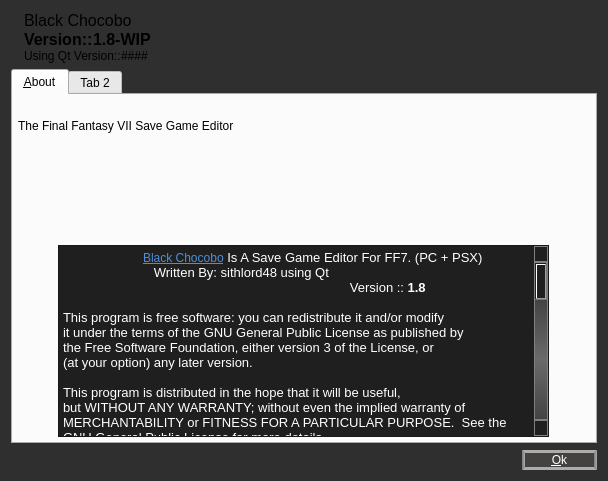
Qt form about.ui (sithlord48/blackchocobo) before a commit.
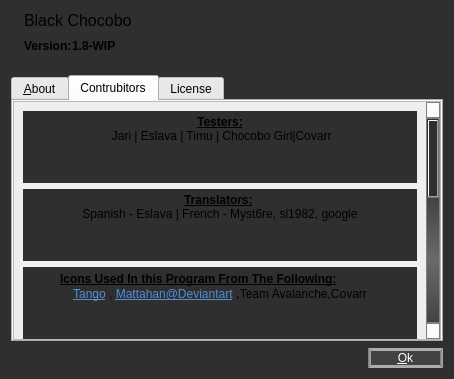
The same form after that commit. The open tabs and pages were chosen to show the change. Icons and pictures are not drawn.

Commit message: more like an about box

The edit to the form file:
```diff
--- a/about.ui
+++ b/about.ui
@@ -9,8 +9,8 @@
    <rect>
     <x>0</x>
     <y>0</y>
-    <width>608</width>
-    <height>481</height>
+    <width>454</width>
+    <height>379</height>
    </rect>
   </property>
   <property name="windowTitle">
@@ -88,7 +88,7 @@
   </property>
   <layout class="QVBoxLayout" name="verticalLayout_2">
    <item>
-    <layout class="QHBoxLayout" name="horizontalLayout_4">
+    <layout class="QHBoxLayout" name="horizontalLayout_3">
      <item>
       <widget class="QLabel" name="lbl_icon">
        <property name="text">
@@ -101,14 +101,13 @@
      </item>
      <item>
       <layout class="QVBoxLayout" name="verticalLayout">
-       <property name="spacing">
-        <number>0</number>
-       </property>
        <item>
         <widget class="QLabel" name="lbl_name">
          <property name="font">
           <font>
            <pointsize>12</pointsize>
+           <weight>50</weight>
+           <bold>false</bold>
           </font>
          </property>
          <property name="text">
@@ -118,17 +117,20 @@
        </item>
        <item>
         <layout class="QHBoxLayout" name="horizontalLayout_2">
+         <property name="spacing">
+          <number>0</number>
+         </property>
          <item>
           <widget class="QLabel" name="label1">
            <property name="font">
             <font>
-             <pointsize>12</pointsize>
+             <pointsize>9</pointsize>
              <weight>75</weight>
              <bold>true</bold>
             </font>
            </property>
            <property name="text">
-            <string>Version::</string>
+            <string>Version:</string>
            </property>
           </widget>
          </item>
@@ -136,7 +138,7 @@
           <widget class="QLabel" name="lbl_bc_version">
            <property name="font">
             <font>
-             <pointsize>12</pointsize>
+             <pointsize>9</pointsize>
              <weight>75</weight>
              <bold>true</bold>
             </font>
@@ -146,30 +148,38 @@
            </property>
           </widget>
          </item>
+         <item>
+          <spacer name="horizontalSpacer_4">
+           <property name="orientation">
+            <enum>Qt::Horizontal</enum>
+           </property>
+           <property name="sizeHint" stdset="0">
+            <size>
+             <width>40</width>
+             <height>20</height>
+            </size>
+           </property>
+          </spacer>
+         </item>
         </layout>
        </item>
        <item>
-        <layout class="QHBoxLayout" name="horizontalLayout_3">
-         <item>
-          <widget class="QLabel" name="label2">
-           <property name="text">
-            <string>Using Qt Version::</string>
-           </property>
-          </widget>
-         </item>
-         <item>
-          <widget class="QLabel" name="lbl_qt_version">
-           <property name="text">
-            <string>####</string>
-           </property>
-          </widget>
-         </item>
-        </layout>
+        <spacer name="horizontalSpacer_2">
+         <property name="orientation">
+          <enum>Qt::Horizontal</enum>
+         </property>
+         <property name="sizeHint" stdset="0">
+          <size>
+           <width>40</width>
+           <height>13</height>
+          </size>
+         </property>
+        </spacer>
        </item>
       </layout>
      </item>
      <item>
-      <spacer name="horizontalSpacer_2">
+      <spacer name="horizontalSpacer_3">
        <property name="orientation">
         <enum>Qt::Horizontal</enum>
        </property>
@@ -185,44 +195,302 @@
    </item>
    <item>
     <widget class="QTabWidget" name="tabWidget">
+     <property name="contextMenuPolicy">
+      <enum>Qt::DefaultContextMenu</enum>
+     </property>
      <property name="currentIndex">
       <number>0</number>
      </property>
+     <property name="usesScrollButtons">
+      <bool>true</bool>
+     </property>
      <widget class="QWidget" name="tab_about">
       <attribute name="title">
        <string>&amp;About</string>
       </attribute>
-      <widget class="QTextEdit" name="textEdit">
+      <widget class="QLabel" name="label">
        <property name="geometry">
         <rect>
-         <x>45</x>
-         <y>150</y>
-         <width>491</width>
-         <height>192</height>
+         <x>6</x>
+         <y>6</y>
+         <width>210</width>
+         <height>16</height>
         </rect>
        </property>
-       <property name="acceptDrops">
-        <bool>false</bool>
+       <property name="text">
+        <string>The Final Fantasy VII Save Game Editor</string>
        </property>
+      </widget>
+      <widget class="QLabel" name="label_2">
+       <property name="geometry">
+        <rect>
+         <x>6</x>
+         <y>27</y>
+         <width>165</width>
+         <height>16</height>
+        </rect>
+       </property>
+       <property name="text">
+        <string>(C) 2010,2011 Chris Rizzitello</string>
+       </property>
+      </widget>
+      <widget class="QLabel" name="label_3">
+       <property name="geometry">
+        <rect>
+         <x>6</x>
+         <y>522</y>
+         <width>426</width>
+         <height>16</height>
+        </rect>
+       </property>
+       <property name="text">
+        <string/>
+       </property>
+       <property name="textFormat">
+        <enum>Qt::AutoText</enum>
+       </property>
+       <property name="openExternalLinks">
+        <bool>true</bool>
+       </property>
+      </widget>
+      <widget class="QTextEdit" name="gpl_link">
+       <property name="geometry">
+        <rect>
+         <x>5</x>
+         <y>80</y>
+         <width>261</width>
+         <height>26</height>
+        </rect>
+       </property>
        <property name="styleSheet">
-        <string notr="true">background-color: rgb(32, 31, 31);
+        <string notr="true">background-color: rgb(48, 47, 47);</string>
+       </property>
+       <property name="frameShape">
+        <enum>QFrame::NoFrame</enum>
+       </property>
+       <property name="readOnly">
+        <bool>true</bool>
+       </property>
+       <property name="html">
+        <string>&lt;!DOCTYPE HTML PUBLIC &quot;-//W3C//DTD HTML 4.0//EN&quot; &quot;http://www.w3.org/TR/REC-html40/strict.dtd&quot;&gt;
+&lt;html&gt;&lt;head&gt;&lt;meta name=&quot;qrichtext&quot; content=&quot;1&quot; /&gt;&lt;style type=&quot;text/css&quot;&gt;
+p, li { white-space: pre-wrap; }
+&lt;/style&gt;&lt;/head&gt;&lt;body style=&quot; font-family:'Ubuntu'; font-size:9pt; font-weight:400; font-style:normal;&quot;&gt;
+&lt;p style=&quot; margin-top:0px; margin-bottom:0px; margin-left:0px; margin-right:0px; -qt-block-indent:0; text-indent:0px;&quot;&gt;&lt;a href=&quot;http://www.gnu.org/licenses/gpl.html&quot;&gt;&lt;span style=&quot; text-decoration: underline; color:#508ed8;&quot;&gt;License: Gnu General Public License Version3&lt;/span&gt;&lt;/a&gt;&lt;/p&gt;&lt;/body&gt;&lt;/html&gt;</string>
+       </property>
+      </widget>
+      <widget class="QTextEdit" name="web_link">
+       <property name="geometry">
+        <rect>
+         <x>6</x>
+         <y>48</y>
+         <width>256</width>
+         <height>26</height>
+        </rect>
+       </property>
+       <property name="styleSheet">
+        <string notr="true">background-color: rgb(48, 47, 47);</string>
+       </property>
+       <property name="frameShape">
+        <enum>QFrame::NoFrame</enum>
+       </property>
+       <property name="readOnly">
+        <bool>true</bool>
+       </property>
+       <property name="html">
+        <string>&lt;!DOCTYPE HTML PUBLIC &quot;-//W3C//DTD HTML 4.0//EN&quot; &quot;http://www.w3.org/TR/REC-html40/strict.dtd&quot;&gt;
+&lt;html&gt;&lt;head&gt;&lt;meta name=&quot;qrichtext&quot; content=&quot;1&quot; /&gt;&lt;style type=&quot;text/css&quot;&gt;
+p, li { white-space: pre-wrap; }
+&lt;/style&gt;&lt;/head&gt;&lt;body style=&quot; font-family:'Ubuntu'; font-size:9pt; font-weight:400; font-style:normal;&quot;&gt;
+&lt;p style=&quot; margin-top:0px; margin-bottom:0px; margin-left:0px; margin-right:0px; -qt-block-indent:0; text-indent:0px;&quot;&gt;&lt;a href=&quot;http://blackchocobo.sourceforge.net&quot;&gt;&lt;span style=&quot; text-decoration: underline; color:#508ed8;&quot;&gt;http://blackchocobo.sourceforge.net&lt;/span&gt;&lt;/a&gt;&lt;/p&gt;&lt;/body&gt;&lt;/html&gt;</string>
+       </property>
+      </widget>
+     </widget>
+     <widget class="QWidget" name="tab">
+      <attribute name="title">
+       <string>Contrubitors</string>
+      </attribute>
+      <layout class="QVBoxLayout" name="verticalLayout_5">
+       <property name="spacing">
+        <number>0</number>
+       </property>
+       <property name="margin">
+        <number>0</number>
+       </property>
+       <item>
+        <widget class="QScrollArea" name="scrollArea">
+         <property name="widgetResizable">
+          <bool>true</bool>
+         </property>
+         <widget class="QWidget" name="scrollAreaWidgetContents">
+          <property name="geometry">
+           <rect>
+            <x>0</x>
+            <y>0</y>
+            <width>420</width>
+            <height>539</height>
+           </rect>
+          </property>
+          <layout class="QVBoxLayout" name="verticalLayout_4">
+           <item>
+            <widget class="QTextEdit" name="textEdit_6">
+             <property name="styleSheet">
+              <string notr="true">background-color: rgb(48, 47, 47);</string>
+             </property>
+             <property name="frameShape">
+              <enum>QFrame::NoFrame</enum>
+             </property>
+             <property name="verticalScrollBarPolicy">
+              <enum>Qt::ScrollBarAlwaysOff</enum>
+             </property>
+             <property name="horizontalScrollBarPolicy">
+              <enum>Qt::ScrollBarAlwaysOff</enum>
+             </property>
+             <property name="readOnly">
+              <bool>true</bool>
+             </property>
+             <property name="html">
+              <string>&lt;!DOCTYPE HTML PUBLIC &quot;-//W3C//DTD HTML 4.0//EN&quot; &quot;http://www.w3.org/TR/REC-html40/strict.dtd&quot;&gt;
+&lt;html&gt;&lt;head&gt;&lt;meta name=&quot;qrichtext&quot; content=&quot;1&quot; /&gt;&lt;style type=&quot;text/css&quot;&gt;
+p, li { white-space: pre-wrap; }
+&lt;/style&gt;&lt;/head&gt;&lt;body style=&quot; font-family:'Ubuntu'; font-size:9pt; font-weight:400; font-style:normal;&quot;&gt;
+&lt;p align=&quot;center&quot; style=&quot; margin-top:0px; margin-bottom:0px; margin-left:0px; margin-right:0px; -qt-block-indent:0; text-indent:0px;&quot;&gt;&lt;span style=&quot; font-family:'Sans Serif'; font-weight:600; text-decoration: underline;&quot;&gt;Testers:&lt;/span&gt;&lt;/p&gt;
+&lt;p align=&quot;center&quot; style=&quot; margin-top:0px; margin-bottom:0px; margin-left:0px; margin-right:0px; -qt-block-indent:0; text-indent:0px;&quot;&gt;&lt;span style=&quot; font-family:'Sans Serif';&quot;&gt; Jari | Eslava | Timu | Chocobo Girl|Covarr&lt;/span&gt;&lt;/p&gt;&lt;/body&gt;&lt;/html&gt;</string>
+             </property>
+            </widget>
+           </item>
+           <item>
+            <widget class="QTextEdit" name="textEdit_7">
+             <property name="styleSheet">
+              <string notr="true">background-color: rgb(48, 47, 47);</string>
+             </property>
+             <property name="frameShape">
+              <enum>QFrame::NoFrame</enum>
+             </property>
+             <property name="verticalScrollBarPolicy">
+              <enum>Qt::ScrollBarAlwaysOff</enum>
+             </property>
+             <property name="horizontalScrollBarPolicy">
+              <enum>Qt::ScrollBarAlwaysOff</enum>
+             </property>
+             <property name="readOnly">
+              <bool>true</bool>
+             </property>
+             <property name="html">
+              <string>&lt;!DOCTYPE HTML PUBLIC &quot;-//W3C//DTD HTML 4.0//EN&quot; &quot;http://www.w3.org/TR/REC-html40/strict.dtd&quot;&gt;
+&lt;html&gt;&lt;head&gt;&lt;meta name=&quot;qrichtext&quot; content=&quot;1&quot; /&gt;&lt;style type=&quot;text/css&quot;&gt;
+p, li { white-space: pre-wrap; }
+&lt;/style&gt;&lt;/head&gt;&lt;body style=&quot; font-family:'Ubuntu'; font-size:9pt; font-weight:400; font-style:normal;&quot;&gt;
+&lt;p align=&quot;center&quot; style=&quot; margin-top:0px; margin-bottom:0px; margin-left:0px; margin-right:0px; -qt-block-indent:0; text-indent:0px;&quot;&gt;&lt;span style=&quot; font-family:'Sans Serif'; font-weight:600; text-decoration: underline;&quot;&gt;Translators:&lt;/span&gt;&lt;span style=&quot; font-family:'Sans Serif';&quot;&gt; &lt;/span&gt;&lt;/p&gt;
+&lt;p align=&quot;center&quot; style=&quot; margin-top:0px; margin-bottom:0px; margin-left:0px; margin-right:0px; -qt-block-indent:0; text-indent:0px;&quot;&gt;&lt;span style=&quot; font-family:'Sans Serif';&quot;&gt;Spanish - Eslava | French - Myst6re, sl1982, google&lt;/span&gt;&lt;/p&gt;&lt;/body&gt;&lt;/html&gt;</string>
+             </property>
+            </widget>
+           </item>
+           <item>
+            <widget class="QTextEdit" name="textEdit_5">
+             <property name="styleSheet">
+              <string notr="true">background-color: rgb(48, 47, 47);</string>
+             </property>
+             <property name="frameShape">
+              <enum>QFrame::NoFrame</enum>
+             </property>
+             <property name="verticalScrollBarPolicy">
+              <enum>Qt::ScrollBarAlwaysOff</enum>
+             </property>
+             <property name="horizontalScrollBarPolicy">
+              <enum>Qt::ScrollBarAlwaysOff</enum>
+             </property>
+             <property name="readOnly">
+              <bool>true</bool>
+             </property>
+             <property name="html">
+              <string>&lt;!DOCTYPE HTML PUBLIC &quot;-//W3C//DTD HTML 4.0//EN&quot; &quot;http://www.w3.org/TR/REC-html40/strict.dtd&quot;&gt;
+&lt;html&gt;&lt;head&gt;&lt;meta name=&quot;qrichtext&quot; content=&quot;1&quot; /&gt;&lt;style type=&quot;text/css&quot;&gt;
+p, li { white-space: pre-wrap; }
+&lt;/style&gt;&lt;/head&gt;&lt;body style=&quot; font-family:'Ubuntu'; font-size:9pt; font-weight:400; font-style:normal;&quot;&gt;
+&lt;p align=&quot;center&quot; style=&quot; margin-top:0px; margin-bottom:0px; margin-left:0px; margin-right:0px; -qt-block-indent:0; text-indent:0px;&quot;&gt;&lt;span style=&quot; font-family:'Sans Serif'; font-weight:600; text-decoration: underline;&quot;&gt;Icons Used In this Program From The Following:&lt;/span&gt;&lt;span style=&quot; font-family:'Sans Serif'; font-size:10pt; font-weight:600;&quot;&gt;	&lt;/span&gt;&lt;/p&gt;
+&lt;p align=&quot;center&quot; style=&quot; margin-top:0px; margin-bottom:0px; margin-left:0px; margin-right:0px; -qt-block-indent:0; text-indent:0px;&quot;&gt;&lt;a href=&quot;http://tango.freedesktop.org/Tango_Desktop_Project&quot;&gt;&lt;span style=&quot; text-decoration: underline; color:#508ed8;&quot;&gt;Tango&lt;/span&gt;&lt;/a&gt; , &lt;a href=&quot;http://mattahan.deviantart.com/&quot;&gt;&lt;span style=&quot; text-decoration: underline; color:#508ed8;&quot;&gt;Mattahan@Deviantart&lt;/span&gt;&lt;/a&gt;&lt;span style=&quot; font-size:10pt;&quot;&gt; ,&lt;/span&gt;&lt;span style=&quot; font-family:'Sans Serif';&quot;&gt;Team Avalanche,Covarr&lt;/span&gt;&lt;/p&gt;&lt;/body&gt;&lt;/html&gt;</string>
+             </property>
+            </widget>
+           </item>
+           <item>
+            <widget class="QTextEdit" name="textEdit_8">
+             <property name="minimumSize">
+              <size>
+               <width>0</width>
+               <height>356</height>
+              </size>
+             </property>
+             <property name="styleSheet">
+              <string notr="true">background-color: rgb(48, 47, 47);</string>
+             </property>
+             <property name="frameShape">
+              <enum>QFrame::NoFrame</enum>
+             </property>
+             <property name="verticalScrollBarPolicy">
+              <enum>Qt::ScrollBarAlwaysOff</enum>
+             </property>
+             <property name="horizontalScrollBarPolicy">
+              <enum>Qt::ScrollBarAlwaysOff</enum>
+             </property>
+             <property name="readOnly">
+              <bool>true</bool>
+             </property>
+             <property name="html">
+              <string>&lt;!DOCTYPE HTML PUBLIC &quot;-//W3C//DTD HTML 4.0//EN&quot; &quot;http://www.w3.org/TR/REC-html40/strict.dtd&quot;&gt;
+&lt;html&gt;&lt;head&gt;&lt;meta name=&quot;qrichtext&quot; content=&quot;1&quot; /&gt;&lt;style type=&quot;text/css&quot;&gt;
+p, li { white-space: pre-wrap; }
+&lt;/style&gt;&lt;/head&gt;&lt;body style=&quot; font-family:'Ubuntu'; font-size:9pt; font-weight:400; font-style:normal;&quot;&gt;
+&lt;p style=&quot; margin-top:0px; margin-bottom:0px; margin-left:0px; margin-right:0px; -qt-block-indent:0; text-indent:0px;&quot;&gt;&lt;span style=&quot; font-family:'Sans Serif'; font-weight:600;&quot;&gt;                                    &lt;/span&gt;&lt;span style=&quot; font-family:'Sans Serif'; font-weight:600; text-decoration: underline;&quot;&gt;Special Thanks:&lt;/span&gt;&lt;/p&gt;
+&lt;p style=&quot;-qt-paragraph-type:empty; margin-top:0px; margin-bottom:0px; margin-left:0px; margin-right:0px; -qt-block-indent:0; text-indent:0px; font-family:'Sans Serif';&quot;&gt;&lt;/p&gt;
+&lt;p style=&quot; margin-top:0px; margin-bottom:0px; margin-left:0px; margin-right:0px; -qt-block-indent:0; text-indent:0px;&quot;&gt;&lt;span style=&quot; font-family:'Sans Serif'; font-weight:600; text-decoration: underline;&quot;&gt;Qhimm&lt;/span&gt;&lt;span style=&quot; font-family:'Sans Serif';&quot;&gt; - for providing the source to jenova , this programs uses modified versions of his  savefile struct,item/materia lists  and string converting functions his source saved a lot of time durring the earily stages of devlopment.&lt;/span&gt;&lt;/p&gt;
+&lt;p style=&quot;-qt-paragraph-type:empty; margin-top:0px; margin-bottom:0px; margin-left:0px; margin-right:0px; -qt-block-indent:0; text-indent:0px; font-family:'Sans Serif';&quot;&gt;&lt;/p&gt;
+&lt;p style=&quot; margin-top:0px; margin-bottom:0px; margin-left:0px; margin-right:0px; -qt-block-indent:0; text-indent:0px;&quot;&gt;&lt;span style=&quot; font-family:'Sans Serif'; font-weight:600; text-decoration: underline;&quot;&gt;Eslava&lt;/span&gt;&lt;span style=&quot; font-family:'Sans Serif';&quot;&gt; - for  All of the Help With Black Chocobo, Seriously People he does everything from helping me test &amp;amp; translate to writing the user guide with me.&lt;/span&gt;&lt;/p&gt;
+&lt;p style=&quot; margin-top:0px; margin-bottom:0px; margin-left:0px; margin-right:0px; -qt-block-indent:0; text-indent:0px;&quot;&gt;&lt;span style=&quot; font-family:'Sans Serif';&quot;&gt; &lt;/span&gt;&lt;span style=&quot; font-family:'Sans Serif'; font-weight:600;&quot;&gt;                           &lt;/span&gt;&lt;span style=&quot; font-family:'Sans Serif';&quot;&gt;	  &lt;/span&gt;&lt;/p&gt;
+&lt;p style=&quot; margin-top:0px; margin-bottom:0px; margin-left:0px; margin-right:0px; -qt-block-indent:0; text-indent:0px;&quot;&gt;&lt;span style=&quot; font-family:'Sans Serif'; font-weight:600; text-decoration: underline;&quot;&gt;Vegeta_ss4&lt;/span&gt;&lt;span style=&quot; font-family:'Sans Serif';&quot;&gt; - Inital Psx load/save function &amp;amp; internal checksuming fix&lt;/span&gt;&lt;/p&gt;
+&lt;p style=&quot;-qt-paragraph-type:empty; margin-top:0px; margin-bottom:0px; margin-left:0px; margin-right:0px; -qt-block-indent:0; text-indent:0px; font-family:'Sans Serif';&quot;&gt;&lt;/p&gt;
+&lt;p style=&quot; margin-top:0px; margin-bottom:0px; margin-left:0px; margin-right:0px; -qt-block-indent:0; text-indent:0px;&quot;&gt;&lt;span style=&quot; font-family:'Sans Serif'; font-weight:600; text-decoration: underline;&quot;&gt;Dziugo&lt;/span&gt;&lt;span style=&quot; font-family:'Sans Serif';&quot;&gt; - for  the old checksum program.&lt;/span&gt;&lt;/p&gt;
+&lt;p style=&quot;-qt-paragraph-type:empty; margin-top:0px; margin-bottom:0px; margin-left:0px; margin-right:0px; -qt-block-indent:0; text-indent:0px; font-family:'Sans Serif';&quot;&gt;&lt;/p&gt;
+&lt;p style=&quot; margin-top:0px; margin-bottom:0px; margin-left:0px; margin-right:0px; -qt-block-indent:0; text-indent:0px;&quot;&gt;&lt;span style=&quot; font-family:'Sans Serif'; font-weight:600; text-decoration: underline;&quot;&gt;Aali&lt;/span&gt;&lt;span style=&quot; font-family:'Sans Serif';&quot;&gt; - for helping me see the light of stupid errors.&lt;/span&gt;&lt;/p&gt;
+&lt;p style=&quot;-qt-paragraph-type:empty; margin-top:0px; margin-bottom:0px; margin-left:0px; margin-right:0px; -qt-block-indent:0; text-indent:0px; font-family:'Sans Serif';&quot;&gt;&lt;/p&gt;
+&lt;p style=&quot; margin-top:0px; margin-bottom:0px; margin-left:0px; margin-right:0px; -qt-block-indent:0; text-indent:0px;&quot;&gt;&lt;span style=&quot; font-family:'Sans Serif'; font-weight:600; text-decoration: underline;&quot;&gt;dhrosa&lt;/span&gt;&lt;span style=&quot; font-family:'Sans Serif';&quot;&gt; - for helping me by providing a better understanding of Qt's functions when the help files alone where not enuff.&lt;/span&gt;&lt;/p&gt;
+&lt;p style=&quot;-qt-paragraph-type:empty; margin-top:0px; margin-bottom:0px; margin-left:0px; margin-right:0px; -qt-block-indent:0; text-indent:0px; font-family:'Sans Serif';&quot;&gt;&lt;/p&gt;
+&lt;p style=&quot; margin-top:0px; margin-bottom:0px; margin-left:0px; margin-right:0px; -qt-block-indent:0; text-indent:0px;&quot;&gt;&lt;span style=&quot; font-family:'Sans Serif'; font-weight:600; text-decoration: underline;&quot;&gt;Ms. Sith&lt;/span&gt;&lt;span style=&quot; font-family:'Sans Serif';&quot;&gt; - Causes shes awesome.&lt;/span&gt;&lt;/p&gt;
+&lt;p style=&quot;-qt-paragraph-type:empty; margin-top:0px; margin-bottom:12px; margin-left:0px; margin-right:0px; -qt-block-indent:0; text-indent:0px; font-family:'Sans Serif';&quot;&gt;&lt;/p&gt;&lt;/body&gt;&lt;/html&gt;</string>
+             </property>
+            </widget>
+           </item>
+          </layout>
+         </widget>
+        </widget>
+       </item>
+      </layout>
+     </widget>
+     <widget class="QWidget" name="tab_gpl">
+      <attribute name="title">
+       <string>License</string>
+      </attribute>
+      <layout class="QVBoxLayout" name="verticalLayout_3">
+       <item>
+        <widget class="QTextEdit" name="textEdit">
+         <property name="acceptDrops">
+          <bool>false</bool>
+         </property>
+         <property name="styleSheet">
+          <string notr="true">background-color: rgb(32, 31, 31);
 font: 9pt &quot;Ubuntu&quot;;color:rgb(255,255,255);</string>
-       </property>
-       <property name="undoRedoEnabled">
-        <bool>false</bool>
-       </property>
-       <property name="readOnly">
-        <bool>true</bool>
-       </property>
-       <property name="html">
-        <string>&lt;!DOCTYPE HTML PUBLIC &quot;-//W3C//DTD HTML 4.0//EN&quot; &quot;http://www.w3.org/TR/REC-html40/strict.dtd&quot;&gt;
+         </property>
+         <property name="undoRedoEnabled">
+          <bool>false</bool>
+         </property>
+         <property name="readOnly">
+          <bool>true</bool>
+         </property>
+         <property name="html">
+          <string>&lt;!DOCTYPE HTML PUBLIC &quot;-//W3C//DTD HTML 4.0//EN&quot; &quot;http://www.w3.org/TR/REC-html40/strict.dtd&quot;&gt;
 &lt;html&gt;&lt;head&gt;&lt;meta name=&quot;qrichtext&quot; content=&quot;1&quot; /&gt;&lt;style type=&quot;text/css&quot;&gt;
 p, li { white-space: pre-wrap; }
 &lt;/style&gt;&lt;/head&gt;&lt;body style=&quot; font-family:'Ubuntu'; font-size:9pt; font-weight:400; font-style:normal;&quot;&gt;
-&lt;p style=&quot; margin-top:0px; margin-bottom:0px; margin-left:0px; margin-right:0px; -qt-block-indent:0; text-indent:0px;&quot;&gt;&lt;span style=&quot; font-family:'Sans Serif'; font-size:10pt;&quot;&gt;	&lt;/span&gt;&lt;a href=&quot;http://blackchocobo.sourceforge.net&quot;&gt;&lt;span style=&quot; font-family:'Sans Serif'; text-decoration: underline; color:#508ed8;&quot;&gt;Black Chocobo&lt;/span&gt;&lt;/a&gt;&lt;span style=&quot; font-family:'Sans Serif'; font-size:10pt;&quot;&gt; Is A Save Game Editor For FF7. (PC + PSX)&lt;/span&gt;&lt;/p&gt;
-&lt;p style=&quot; margin-top:0px; margin-bottom:0px; margin-left:0px; margin-right:0px; -qt-block-indent:0; text-indent:0px;&quot;&gt;&lt;span style=&quot; font-family:'Sans Serif'; font-size:10pt;&quot;&gt;	   Written By: sithlord48 using Qt&lt;/span&gt;&lt;/p&gt;
-&lt;p style=&quot; margin-top:0px; margin-bottom:0px; margin-left:0px; margin-right:0px; -qt-block-indent:0; text-indent:0px;&quot;&gt;&lt;span style=&quot; font-family:'Sans Serif'; font-size:10pt;&quot;&gt;                                                                  	             Version :: &lt;/span&gt;&lt;span style=&quot; font-family:'Sans Serif'; font-size:10pt; font-weight:600;&quot;&gt;1.8&lt;/span&gt;&lt;/p&gt;
-&lt;p style=&quot;-qt-paragraph-type:empty; margin-top:0px; margin-bottom:0px; margin-left:0px; margin-right:0px; -qt-block-indent:0; text-indent:0px; font-family:'Sans Serif'; font-size:10pt; font-weight:600;&quot;&gt;&lt;/p&gt;
 &lt;p style=&quot; margin-top:0px; margin-bottom:0px; margin-left:0px; margin-right:0px; -qt-block-indent:0; text-indent:0px;&quot;&gt;&lt;span style=&quot; font-family:'Courier New,courier'; font-size:10pt;&quot;&gt;This program is free software: you can redistribute it and/or modify&lt;/span&gt;&lt;/p&gt;
 &lt;p style=&quot; margin-top:0px; margin-bottom:0px; margin-left:0px; margin-right:0px; -qt-block-indent:0; text-indent:0px;&quot;&gt;&lt;span style=&quot; font-family:'Courier New,courier'; font-size:10pt;&quot;&gt;it under the terms of the GNU General Public License as published by&lt;/span&gt;&lt;/p&gt;
 &lt;p style=&quot; margin-top:0px; margin-bottom:0px; margin-left:0px; margin-right:0px; -qt-block-indent:0; text-indent:0px;&quot;&gt;&lt;span style=&quot; font-family:'Courier New,courier'; font-size:10pt;&quot;&gt;the Free Software Foundation, either version 3 of the License, or&lt;/span&gt;&lt;/p&gt;
@@ -235,60 +503,14 @@
 &lt;p style=&quot;-qt-paragraph-type:empty; margin-top:0px; margin-bottom:0px; margin-left:0px; margin-right:0px; -qt-block-indent:0; text-indent:0px; font-family:'Courier New,courier'; font-size:10pt;&quot;&gt;&lt;/p&gt;
 &lt;p style=&quot; margin-top:0px; margin-bottom:0px; margin-left:0px; margin-right:0px; -qt-block-indent:0; text-indent:0px;&quot;&gt;&lt;span style=&quot; font-family:'Courier New,courier'; font-size:10pt;&quot;&gt;You should have received a copy of the GNU General Public License&lt;/span&gt;&lt;/p&gt;
 &lt;p style=&quot; margin-top:0px; margin-bottom:12px; margin-left:0px; margin-right:0px; -qt-block-indent:0; text-indent:0px;&quot;&gt;&lt;span style=&quot; font-family:'Courier New,courier'; font-size:10pt;&quot;&gt;along with this program.  If not, see &lt;/span&gt;&lt;a href=&quot;http://www.gnu.org/licenses/&quot;&gt;&lt;span style=&quot; font-family:'Courier New,courier'; font-size:10pt; text-decoration: underline; color:#508ed8;&quot;&gt;&amp;lt;http://www.gnu.org/licenses/&amp;gt;&lt;/span&gt;&lt;/a&gt;&lt;span style=&quot; font-family:'Sans Serif'; font-size:10pt;&quot;&gt; &lt;/span&gt;&lt;/p&gt;
-&lt;p style=&quot;-qt-paragraph-type:empty; margin-top:0px; margin-bottom:0px; margin-left:0px; margin-right:0px; -qt-block-indent:0; text-indent:0px; font-family:'Sans Serif'; font-size:10pt; font-weight:600;&quot;&gt;&lt;/p&gt;
-&lt;p style=&quot; margin-top:0px; margin-bottom:0px; margin-left:0px; margin-right:0px; -qt-block-indent:0; text-indent:0px;&quot;&gt;&lt;span style=&quot; font-family:'Sans Serif'; font-size:10pt; font-weight:600;&quot;&gt;                       &lt;/span&gt;&lt;span style=&quot; font-family:'Sans Serif'; font-size:10pt;&quot;&gt;  &lt;/span&gt;&lt;span style=&quot; font-family:'Sans Serif'; font-size:10pt; font-weight:600; text-decoration: underline;&quot;&gt;Other Programers Who Helped:&lt;/span&gt;&lt;span style=&quot; font-family:'Sans Serif'; font-size:10pt;&quot;&gt;  &lt;/span&gt;&lt;span style=&quot; font-family:'Sans Serif'; font-size:10pt; font-weight:600;&quot;&gt;                             &lt;/span&gt;&lt;span style=&quot; font-family:'Sans Serif'; font-size:10pt;&quot;&gt;	  &lt;/span&gt;&lt;/p&gt;
-&lt;p style=&quot; margin-top:0px; margin-bottom:0px; margin-left:0px; margin-right:0px; -qt-block-indent:0; text-indent:0px;&quot;&gt;&lt;span style=&quot; font-family:'Sans Serif'; font-size:10pt;&quot;&gt;vegeta_ss4 - Psx load/save function &amp;amp; internal checksuming fix&lt;/span&gt;&lt;/p&gt;
-&lt;p style=&quot;-qt-paragraph-type:empty; margin-top:0px; margin-bottom:0px; margin-left:0px; margin-right:0px; -qt-block-indent:0; text-indent:0px; font-family:'Sans Serif'; font-size:10pt;&quot;&gt;&lt;/p&gt;
-&lt;p align=&quot;center&quot; style=&quot; margin-top:0px; margin-bottom:0px; margin-left:0px; margin-right:0px; -qt-block-indent:0; text-indent:0px;&quot;&gt;&lt;span style=&quot; font-family:'Sans Serif'; font-size:10pt; font-weight:600; text-decoration: underline;&quot;&gt;Icons Used In this Program From The Following:&lt;/span&gt;&lt;span style=&quot; font-family:'Sans Serif'; font-size:10pt; font-weight:600;&quot;&gt;	&lt;/span&gt;&lt;/p&gt;
-&lt;p style=&quot; margin-top:0px; margin-bottom:0px; margin-left:0px; margin-right:0px; -qt-block-indent:0; text-indent:0px;&quot;&gt;&lt;span style=&quot; font-family:'Sans Serif'; font-size:10pt;&quot;&gt;Tango - &lt;/span&gt;&lt;a href=&quot;http://tango.freedesktop.org/Tango_Desktop_Project&quot;&gt;&lt;span style=&quot; text-decoration: underline; color:#508ed8;&quot;&gt;Tango Home Page&lt;/span&gt;&lt;/a&gt;   &lt;span style=&quot; font-size:10pt;&quot;&gt; &lt;/span&gt;&lt;/p&gt;
-&lt;p style=&quot; margin-top:0px; margin-bottom:0px; margin-left:0px; margin-right:0px; -qt-block-indent:0; text-indent:0px;&quot;&gt;&lt;span style=&quot; font-size:10pt;&quot;&gt;Buuf and A few Other Icons By  &lt;/span&gt;&lt;a href=&quot;http://mattahan.deviantart.com/&quot;&gt;&lt;span style=&quot; font-size:10pt; text-decoration: underline; color:#508ed8;&quot;&gt;Mattahan@Deviantart&lt;/span&gt;&lt;/a&gt;&lt;span style=&quot; font-size:10pt;&quot;&gt;  &lt;/span&gt;&lt;/p&gt;
-&lt;p style=&quot; margin-top:0px; margin-bottom:0px; margin-left:0px; margin-right:0px; -qt-block-indent:0; text-indent:0px;&quot;&gt;&lt;span style=&quot; font-family:'Sans Serif'; font-size:10pt;&quot;&gt;Custom icons Based on Team Avalanche Overhaul Art&lt;/span&gt;&lt;/p&gt;
-&lt;p style=&quot; margin-top:0px; margin-bottom:0px; margin-left:0px; margin-right:0px; -qt-block-indent:0; text-indent:0px;&quot;&gt;&lt;span style=&quot; font-family:'Sans Serif'; font-size:10pt;&quot;&gt;FF7 Program Icon By Covarr&lt;/span&gt;&lt;/p&gt;
-&lt;p style=&quot; margin-top:0px; margin-bottom:0px; margin-left:0px; margin-right:0px; -qt-block-indent:0; text-indent:0px;&quot;&gt;&lt;span style=&quot; font-family:'Sans Serif'; font-size:10pt;&quot;&gt;Possibly One or two places i have forgotten, if so sorry &lt;/span&gt;&lt;/p&gt;
-&lt;p align=&quot;center&quot; style=&quot;-qt-paragraph-type:empty; margin-top:0px; margin-bottom:0px; margin-left:0px; margin-right:0px; -qt-block-indent:0; text-indent:0px; text-decoration: underline; color:#508ed8;&quot;&gt;&lt;/p&gt;
-&lt;p style=&quot; margin-top:0px; margin-bottom:0px; margin-left:0px; margin-right:0px; -qt-block-indent:0; text-indent:0px;&quot;&gt;&lt;span style=&quot; font-family:'Sans Serif'; font-size:10pt; font-weight:600;&quot;&gt;                                       &lt;/span&gt;&lt;span style=&quot; font-family:'Sans Serif'; font-size:10pt; font-weight:600; text-decoration: underline;&quot;&gt;Translators:&lt;/span&gt;&lt;span style=&quot; font-family:'Sans Serif'; font-size:10pt;&quot;&gt; &lt;/span&gt;&lt;/p&gt;
-&lt;p style=&quot; margin-top:0px; margin-bottom:0px; margin-left:0px; margin-right:0px; -qt-block-indent:0; text-indent:0px;&quot;&gt;&lt;span style=&quot; font-family:'Sans Serif'; font-size:10pt;&quot;&gt;                   Spanish - Eslava | French - Myst6re, sl1982, google&lt;/span&gt;&lt;/p&gt;
-&lt;p style=&quot;-qt-paragraph-type:empty; margin-top:0px; margin-bottom:0px; margin-left:0px; margin-right:0px; -qt-block-indent:0; text-indent:0px; font-family:'Sans Serif'; font-size:10pt;&quot;&gt;&lt;/p&gt;
-&lt;p style=&quot; margin-top:0px; margin-bottom:0px; margin-left:0px; margin-right:0px; -qt-block-indent:0; text-indent:0px;&quot;&gt;&lt;span style=&quot; font-family:'Sans Serif'; font-size:10pt; font-weight:600;&quot;&gt;                                         &lt;/span&gt;&lt;span style=&quot; font-family:'Sans Serif'; font-size:10pt; font-weight:600; text-decoration: underline;&quot;&gt;Testers:&lt;/span&gt;&lt;/p&gt;
-&lt;p style=&quot; margin-top:0px; margin-bottom:0px; margin-left:0px; margin-right:0px; -qt-block-indent:0; text-indent:0px;&quot;&gt;&lt;span style=&quot; font-family:'Sans Serif'; font-size:10pt;&quot;&gt;                                   Jari | Eslava | Timu | Chocobo Girl|Covarr&lt;/span&gt;&lt;/p&gt;
-&lt;p style=&quot;-qt-paragraph-type:empty; margin-top:0px; margin-bottom:0px; margin-left:0px; margin-right:0px; -qt-block-indent:0; text-indent:0px; font-family:'Sans Serif'; font-size:10pt; font-weight:600; text-decoration: underline;&quot;&gt;&lt;/p&gt;
-&lt;p style=&quot; margin-top:0px; margin-bottom:0px; margin-left:0px; margin-right:0px; -qt-block-indent:0; text-indent:0px;&quot;&gt;&lt;span style=&quot; font-family:'Sans Serif'; font-size:10pt; font-weight:600;&quot;&gt;                                    &lt;/span&gt;&lt;span style=&quot; font-family:'Sans Serif'; font-size:10pt; font-weight:600; text-decoration: underline;&quot;&gt;Special Thanks:&lt;/span&gt;&lt;/p&gt;
-&lt;p style=&quot;-qt-paragraph-type:empty; margin-top:0px; margin-bottom:0px; margin-left:0px; margin-right:0px; -qt-block-indent:0; text-indent:0px; font-family:'Sans Serif'; font-size:10pt;&quot;&gt;&lt;/p&gt;
-&lt;p style=&quot; margin-top:0px; margin-bottom:0px; margin-left:0px; margin-right:0px; -qt-block-indent:0; text-indent:0px;&quot;&gt;&lt;span style=&quot; font-family:'Sans Serif'; font-size:10pt; font-weight:600; text-decoration: underline;&quot;&gt;Qhimm&lt;/span&gt;&lt;span style=&quot; font-family:'Sans Serif'; font-size:10pt;&quot;&gt; - for providing the source to jenova , this programs uses modified versions of his  savefile struct,item/materia lists  and string converting functions his source saved a lot of time durring the earily stages of devlopment.&lt;/span&gt;&lt;/p&gt;
-&lt;p style=&quot;-qt-paragraph-type:empty; margin-top:0px; margin-bottom:0px; margin-left:0px; margin-right:0px; -qt-block-indent:0; text-indent:0px; font-family:'Sans Serif'; font-size:10pt;&quot;&gt;&lt;/p&gt;
-&lt;p style=&quot; margin-top:0px; margin-bottom:0px; margin-left:0px; margin-right:0px; -qt-block-indent:0; text-indent:0px;&quot;&gt;&lt;span style=&quot; font-family:'Sans Serif'; font-size:10pt; font-weight:600; text-decoration: underline;&quot;&gt;Eslava&lt;/span&gt;&lt;span style=&quot; font-family:'Sans Serif'; font-size:10pt;&quot;&gt; - for  All of the Help With Black Chocobo, Seriously People he does everything from helping me test &amp;amp; translate to writing the user guide with me.&lt;/span&gt;&lt;/p&gt;
-&lt;p style=&quot;-qt-paragraph-type:empty; margin-top:0px; margin-bottom:0px; margin-left:0px; margin-right:0px; -qt-block-indent:0; text-indent:0px; font-family:'Sans Serif'; font-size:10pt; font-weight:600; text-decoration: underline;&quot;&gt;&lt;/p&gt;
-&lt;p style=&quot; margin-top:0px; margin-bottom:0px; margin-left:0px; margin-right:0px; -qt-block-indent:0; text-indent:0px;&quot;&gt;&lt;span style=&quot; font-family:'Sans Serif'; font-size:10pt; font-weight:600; text-decoration: underline;&quot;&gt;Dziugo&lt;/span&gt;&lt;span style=&quot; font-family:'Sans Serif'; font-size:10pt;&quot;&gt; - for  the old checksum program.&lt;/span&gt;&lt;/p&gt;
-&lt;p style=&quot;-qt-paragraph-type:empty; margin-top:0px; margin-bottom:0px; margin-left:0px; margin-right:0px; -qt-block-indent:0; text-indent:0px; font-family:'Sans Serif'; font-size:10pt;&quot;&gt;&lt;/p&gt;
-&lt;p style=&quot; margin-top:0px; margin-bottom:0px; margin-left:0px; margin-right:0px; -qt-block-indent:0; text-indent:0px;&quot;&gt;&lt;span style=&quot; font-family:'Sans Serif'; font-size:10pt; font-weight:600; text-decoration: underline;&quot;&gt;Aali&lt;/span&gt;&lt;span style=&quot; font-family:'Sans Serif'; font-size:10pt;&quot;&gt; - for helping me see the light of stupid errors.&lt;/span&gt;&lt;/p&gt;
-&lt;p style=&quot;-qt-paragraph-type:empty; margin-top:0px; margin-bottom:0px; margin-left:0px; margin-right:0px; -qt-block-indent:0; text-indent:0px; font-family:'Sans Serif'; font-size:10pt;&quot;&gt;&lt;/p&gt;
-&lt;p style=&quot; margin-top:0px; margin-bottom:0px; margin-left:0px; margin-right:0px; -qt-block-indent:0; text-indent:0px;&quot;&gt;&lt;span style=&quot; font-family:'Sans Serif'; font-size:10pt; font-weight:600; text-decoration: underline;&quot;&gt;dhrosa&lt;/span&gt;&lt;span style=&quot; font-family:'Sans Serif'; font-size:10pt;&quot;&gt; - for helping me by providing a better understanding of Qt's functions when the help files alone where not enuff.&lt;/span&gt;&lt;/p&gt;
-&lt;p style=&quot;-qt-paragraph-type:empty; margin-top:0px; margin-bottom:0px; margin-left:0px; margin-right:0px; -qt-block-indent:0; text-indent:0px; font-family:'Sans Serif'; font-size:10pt;&quot;&gt;&lt;/p&gt;
-&lt;p style=&quot; margin-top:0px; margin-bottom:0px; margin-left:0px; margin-right:0px; -qt-block-indent:0; text-indent:0px;&quot;&gt;&lt;span style=&quot; font-family:'Sans Serif'; font-size:10pt; font-weight:600; text-decoration: underline;&quot;&gt;Ms. Sith&lt;/span&gt;&lt;span style=&quot; font-family:'Sans Serif'; font-size:10pt;&quot;&gt; - Causes shes awesome.&lt;/span&gt;&lt;/p&gt;
-&lt;p style=&quot;-qt-paragraph-type:empty; margin-top:0px; margin-bottom:12px; margin-left:0px; margin-right:0px; -qt-block-indent:0; text-indent:0px; font-family:'Sans Serif'; font-size:10pt;&quot;&gt;&lt;/p&gt;&lt;/body&gt;&lt;/html&gt;</string>
-       </property>
-       <property name="textInteractionFlags">
-        <set>Qt::LinksAccessibleByKeyboard|Qt::LinksAccessibleByMouse</set>
-       </property>
-      </widget>
-      <widget class="QLabel" name="label">
-       <property name="geometry">
-        <rect>
-         <x>5</x>
-         <y>10</y>
-         <width>266</width>
-         <height>41</height>
-        </rect>
-       </property>
-       <property name="text">
-        <string>The Final Fantasy VII Save Game Editor</string>
-       </property>
-      </widget>
-     </widget>
-     <widget class="QWidget" name="tab_gpl">
-      <attribute name="title">
-       <string>Tab 2</string>
-      </attribute>
+&lt;p style=&quot;-qt-paragraph-type:empty; margin-top:0px; margin-bottom:12px; margin-left:0px; margin-right:0px; -qt-block-indent:0; text-indent:0px; font-family:'Sans Serif'; font-size:10pt; font-weight:600;&quot;&gt;&lt;/p&gt;&lt;/body&gt;&lt;/html&gt;</string>
+         </property>
+         <property name="textInteractionFlags">
+          <set>Qt::LinksAccessibleByKeyboard|Qt::LinksAccessibleByMouse</set>
+         </property>
+        </widget>
+       </item>
+      </layout>
      </widget>
     </widget>
    </item>
```
Left out of the diff: 1 changed line with no effect on the pictures.
